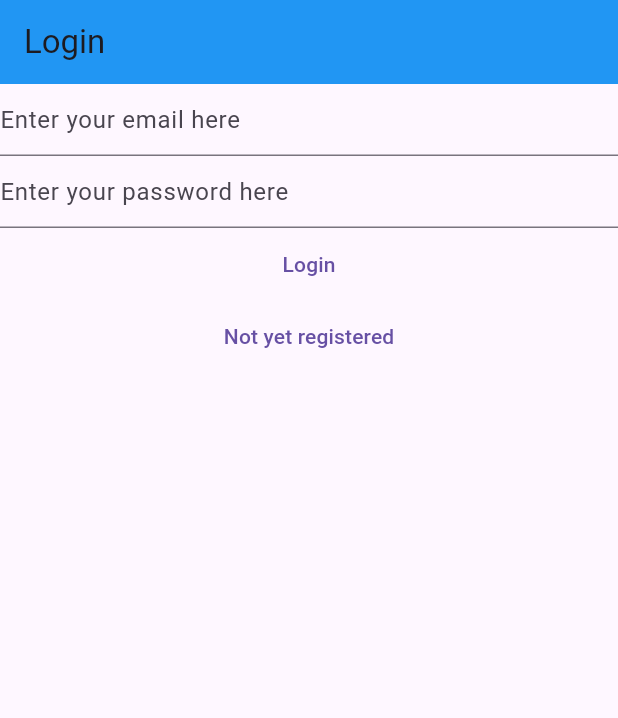
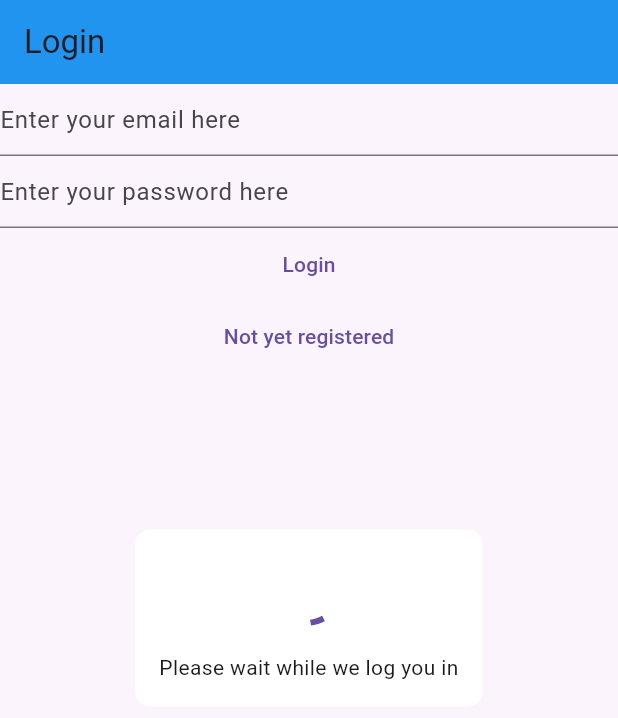
Before and after one commit to Ayomide7501/Notes-app-android-iOS-flutter, a Flutter app: the screen it shows after launch, on a phone screen of 412 x 824 dp. Shown: the top 718 px of the screen. Run offline on Flutter 3.47's test engine with Material 3 defaults, Android fonts, the phone set to English and light mode, and no system bars; our stand-ins replace bloc, cloud_firestore, equatable, firebase_auth, firebase_core, flutter_bloc and 1 more; accounts and stored records are empty.

Commit message:
switched to bloc and added loading screent

```diff
--- a/lib/constants/routes.dart
+++ b/lib/constants/routes.dart
@@ -1,5 +1 @@
-const loginRoute = '/login/';
-const registerRoute = '/register/';
-const notesRoute = '/notes/';
-const verifyEmailRoute = '/verify-email/';
 const createOrUpdateNoteRoute = '/note/new-note/';
--- /dev/null
+++ b/lib/helpers/loading/loading_screen.dart
@@ -0,0 +1,98 @@
+import 'dart:async';
+
+import 'package:flutter/material.dart';
+import 'package:flutter/widgets.dart';
+import 'package:mynotes/helpers/loading/loading_screen_controller.dart';
+
+class LoadingScreen {
+  factory LoadingScreen() => _shared;
+  static final LoadingScreen _shared = LoadingScreen._sharedInstance();
+  LoadingScreen._sharedInstance();
+
+  LoadingScreenController? controller;
+
+  void show({
+    required BuildContext context,
+    required String text,
+  }) {
+    if (controller?.update(text) ?? false) {
+      return;
+    } else {
+      controller = showOverLay(
+        context: context,
+        text: text,
+      );
+    }
+  }
+
+  void hide() {
+    controller?.close();
+    controller = null;
+  }
+
+  LoadingScreenController showOverLay({
+    required BuildContext context,
+    required String text,
+  }) {
+    final _text = StreamController<String>();
+    _text.add(text);
+
+    final state = Overlay.of(context);
+    final renderBox = context.findRenderObject() as RenderBox;
+    final size = renderBox.size;
+
+    final overlay = OverlayEntry(builder: (context) {
+      return Material(
+        color: Colors.black.withAlpha(3),
+        child: Center(
+          child: Container(
+            constraints: BoxConstraints(
+              maxWidth: size.width * 0.8,
+              maxHeight: size.height * 0.8,
+              minWidth: size.width * 0.5,
+            ),
+            decoration: BoxDecoration(
+              color: Colors.white,
+              borderRadius: BorderRadius.circular(10.0),
+            ),
+            child: Padding(
+              padding: const EdgeInsets.all(16.0),
+              child: SingleChildScrollView(
+                child: Column(
+                  mainAxisSize: MainAxisSize.max,
+                  mainAxisAlignment: MainAxisAlignment.center,
+                  children: [
+                    const SizedBox(height: 10),
+                    const CircularProgressIndicator(),
+                    const SizedBox(height: 20),
+                    StreamBuilder(
+                        stream: _text.stream,
+                        builder: (context, snapshot) {
+                          if (snapshot.hasData) {
+                            return Text(
+                              snapshot.data as String,
+                              textAlign: TextAlign.center,
+                            );
+                          } else {
+                            return Container();
+                          }
+                        })
+                  ],
+                ),
+              ),
+            ),
+          ),
+        ),
+      );
+    });
+    state?.insert(overlay);
+    return LoadingScreenController(close: () {
+      _text.close();
+      overlay.remove();
+      return true;
+    }, update: (text) {
+      _text.add(text);
+      return true;
+    });
+  }
+}
--- /dev/null
+++ b/lib/helpers/loading/loading_screen_controller.dart
@@ -0,0 +1,15 @@
+import 'package:flutter/material.dart';
+
+typedef CloseLoadingScreen = bool Function();
+typedef UpdateLoadingScreen = bool Function(String text);
+
+@immutable
+class LoadingScreenController {
+  final CloseLoadingScreen close;
+  final UpdateLoadingScreen update;
+
+  LoadingScreenController({
+    required this.close,
+    required this.update,
+  });
+}
--- a/lib/main.dart
+++ b/lib/main.dart
@@ -1,6 +1,12 @@
 import 'package:flutter/material.dart';
+import 'package:flutter_bloc/flutter_bloc.dart';
 import 'package:mynotes/constants/routes.dart';
+import 'package:mynotes/helpers/loading/loading_screen.dart';
 import 'package:mynotes/services/auth/auth_service.dart';
+import 'package:mynotes/services/auth/bloc/auth_bloc.dart';
+import 'package:mynotes/services/auth/bloc/auth_event.dart';
+import 'package:mynotes/services/auth/bloc/auth_state.dart';
+import 'package:mynotes/services/auth/firebase_auth_provider.dart';
 import 'package:mynotes/views/login_view.dart';
 import 'package:mynotes/views/notes/create_update_note_view.dart';
 import 'package:mynotes/views/notes/notes_view.dart';
@@ -15,12 +21,11 @@ void main() {
     theme: ThemeData(
         primarySwatch: Colors.red,
         appBarTheme: const AppBarTheme(backgroundColor: Colors.blue)),
-    home: const HomePage(),
+    home: BlocProvider<AuthBloc>(
+      create: (context) => AuthBloc(FirebaseAuthProvider()),
+      child: const HomePage(),
+    ),
     routes: {
-      loginRoute: (context) => const LoginView(),
-      registerRoute: (context) => const RegisterView(),
-      notesRoute: (context) => const NotesView(),
-      verifyEmailRoute: (context) => const VerifyEmailView(),
       createOrUpdateNoteRoute: (context) => const CreateUpdateNoteView(),
     },
   ));
@@ -36,24 +41,30 @@ class HomePage extends StatefulWidget {
 class _HomePageState extends State<HomePage> {
   @override
   Widget build(BuildContext context) {
-    return FutureBuilder(
-      future: AuthService.firebase().initializeApp(),
-      builder: (context, snapshot) {
-        switch (snapshot.connectionState) {
-          case ConnectionState.done:
-            final user = AuthService.firebase().currentUser;
-            if (user != null) {
-              if (user.isEmailVerified) {
-                return const NotesView();
-              } else {
-                return const VerifyEmailView();
-              }
-            } else {
-              return const LoginView();
-            }
-
-          default:
-            return const CircularProgressIndicator();
+    context.read<AuthBloc>().add(const AuthEventInitialize());
+    return BlocConsumer<AuthBloc, AuthState>(
+      listener: (context, state) {
+        if (state.isLoading) {
+          LoadingScreen().show(
+              context: context,
+              text: state.loadingText ?? 'Please wait a moment');
+        } else {
+          LoadingScreen().hide();
+        }
+      },
+      builder: (context, state) {
+        if (state is AuthStateLoggedIn) {
+          return const NotesView();
+        } else if (state is AuthStateNeedsVerification) {
+          return const VerifyEmailView();
+        } else if (state is AuthStateLoggedOut) {
+          return const LoginView();
+        } else if (state is AuthStateRegistering) {
+          return const RegisterView();
+        } else {
+          return const Scaffold(
+            body: CircularProgressIndicator(),
+          );
         }
       },
     );
--- /dev/null
+++ b/lib/services/auth/bloc/auth_bloc.dart
@@ -0,0 +1,92 @@
+import 'package:bloc/bloc.dart';
+import 'package:mynotes/services/auth/auth_provider.dart';
+import 'package:mynotes/services/auth/bloc/auth_event.dart';
+import 'package:mynotes/services/auth/bloc/auth_state.dart';
+
+class AuthBloc extends Bloc<AuthEvent, AuthState> {
+  AuthBloc(AuthProvider provider)
+      : super(const AuthStateOnInitialized(isLoading: true)) {
+    //send email verification
+    on<AuthEventSendEmailVerification>((event, emit) async {
+      await provider.sendEmailVerification();
+      emit(state);
+    });
+
+    on<AuthEventRegister>((event, emit) async {
+      final email = event.email;
+      final password = event.password;
+
+      try {
+        await provider.createUser(
+          email: email,
+          password: password,
+        );
+        await provider.sendEmailVerification();
+        emit(const AuthStateNeedsVerification(isLoading: false));
+      } on Exception catch (e) {
+        emit(AuthStateRegistering(exception:  e, isLoading: false));
+      }
+    });
+
+    on<AuthEventInitialize>((event, emit) async {
+      await provider.initializeApp();
+      final user = provider.currentUser;
+      if (user == null) {
+        emit(const AuthStateLoggedOut(
+          exception: null,
+          isLoading: true,
+          loadingText: 'Please wait while we log you in'
+        ));
+      } else if (!user.isEmailVerified) {
+        emit(const AuthStateNeedsVerification(isLoading: false));
+      } else {
+        emit(AuthStateLoggedIn(user: user, isLoading: false));
+      }
+    });
+    on<AuthEventLogIn>((event, emit) async {
+      emit(const AuthStateLoggedOut(
+        exception: null,
+        isLoading: true,
+      ));
+      final email = event.email;
+      final password = event.password;
+
+      try {
+        final user = await provider.login(
+          email: email,
+          password: password,
+        );
+        if (!user.isEmailVerified) {
+          emit(const AuthStateLoggedOut(
+            exception: null,
+            isLoading: false,
+          ));
+          emit(const AuthStateNeedsVerification(isLoading: false));
+        } else {
+          emit(AuthStateLoggedIn(user: user, isLoading: false));
+        }
+      } on Exception catch (e) {
+        emit(AuthStateLoggedOut(
+          exception: e,
+          isLoading: false,
+        ));
+      }
+    });
+
+    // log out
+    on<AuthEventLogOut>((event, emit) async {
+      try {
+        await provider.logOut();
+        emit(const AuthStateLoggedOut(
+          exception: null,
+          isLoading: false,
+        ));
+      } on Exception catch (e) {
+        emit(AuthStateLoggedOut(
+          exception: e,
+          isLoading: false,
+        ));
+      }
+    });
+  }
+}
--- /dev/null
+++ b/lib/services/auth/bloc/auth_event.dart
@@ -0,0 +1,34 @@
+import 'package:flutter/material.dart';
+
+@immutable
+abstract class AuthEvent {
+  const AuthEvent();
+}
+
+class AuthEventInitialize extends AuthEvent {
+  const AuthEventInitialize();
+}
+
+class AuthEventSendEmailVerification extends AuthEvent {
+  const AuthEventSendEmailVerification();
+}
+
+class AuthEventLogIn extends AuthEvent {
+  final String email;
+  final String password;
+  const AuthEventLogIn(this.email, this.password);
+}
+
+class AuthEventRegister extends AuthEvent {
+  final String email;
+  final String password;
+  const AuthEventRegister(this.email, this.password);
+}
+
+class AuthEventShouldRegister extends AuthEvent{
+  const AuthEventShouldRegister();
+}
+
+class AuthEventLogOut extends AuthEvent {
+  const AuthEventLogOut();
+}
--- /dev/null
+++ b/lib/services/auth/bloc/auth_state.dart
@@ -0,0 +1,43 @@
+import 'package:equatable/equatable.dart';
+import 'package:flutter/material.dart';
+import 'package:mynotes/services/auth/auth_user.dart';
+
+@immutable
+abstract class AuthState {
+  final bool isLoading;
+  final String? loadingText;
+  const AuthState({
+    required this.isLoading,
+    this.loadingText = 'Please wait a moment',
+  });
+}
+
+class AuthStateOnInitialized extends AuthState {
+  const AuthStateOnInitialized({required bool super.isLoading});
+}
+
+class AuthStateRegistering extends AuthState {
+  final Exception? exception;
+  const AuthStateRegistering(
+      {required this.exception, required bool super.isLoading});
+}
+
+class AuthStateLoggedIn extends AuthState {
+  final AuthUser user;
+  const AuthStateLoggedIn({required this.user, required bool super.isLoading});
+}
+
+class AuthStateNeedsVerification extends AuthState {
+  const AuthStateNeedsVerification({required super.isLoading});
+}
+
+class AuthStateLoggedOut extends AuthState with EquatableMixin {
+  final Exception? exception;
+  const AuthStateLoggedOut({
+    required this.exception,
+    required bool super.isLoading,
+    super.loadingText = null,
+  });
+  @override
+  List<Object?> get props => [exception, isLoading];
+}
--- a/lib/services/auth/firebase_auth_provider.dart
+++ b/lib/services/auth/firebase_auth_provider.dart
@@ -102,6 +102,4 @@ class FirebaseAuthProvider implements AuthProvider {
       throw UserNotLoggedInAuthException();
     }
   }
-
-
 }
--- a/pubspec.yaml
+++ b/pubspec.yaml
@@ -41,6 +41,10 @@ dependencies:
   sqflite: ^2.3.3+1
   path_provider: ^2.1.4
   path: ^1.9.0
+  share_plus: ^10.0.0
+  bloc: ^8.1.4
+  flutter_bloc: ^8.1.6
+  equatable: ^2.0.7
 
 dev_dependencies:
   flutter_test:
```
Also changed, not shown: lib/utilities/dialogs/loading_dialog.dart (added, +29 -0 lines), lib/views/login_view.dart (+27 -31 lines), lib/views/notes/notes_list_view.dart (+4 -4 lines), lib/views/notes/notes_view.dart (+6 -3 lines), lib/views/register_view.dart (+27 -30 lines), lib/views/verify_email_view.dart (+10 -5 lines), lib/firebase_options.dart (added), pubspec.lock, 2 other files.
